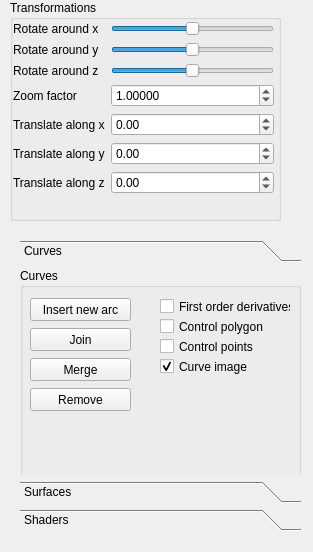
Qt form QtFramework/GUI/SideWidget.ui (Lasoloz/cagd-assignments) before a commit.
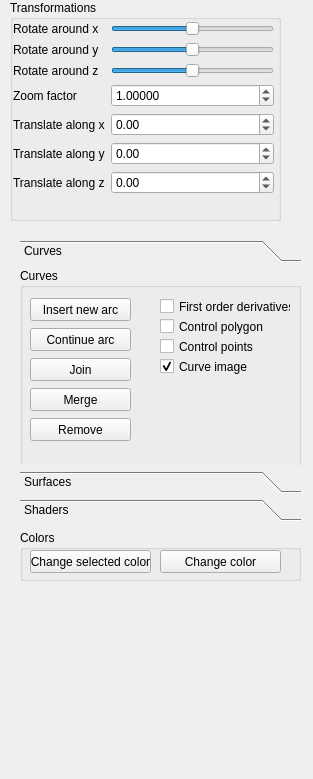
The same form after that commit.

Commit message: [arc] Preserve geometric restrictions, enable color picking, connecting UI and backend.

Diff of the .ui file:
```diff
--- a/QtFramework/GUI/SideWidget.ui
+++ b/QtFramework/GUI/SideWidget.ui
@@ -7,7 +7,7 @@
     <x>0</x>
     <y>0</y>
     <width>313</width>
-    <height>552</height>
+    <height>779</height>
    </rect>
   </property>
   <property name="sizePolicy">
@@ -226,7 +226,7 @@
      <x>20</x>
      <y>240</y>
      <width>281</width>
-     <height>291</height>
+     <height>281</height>
     </rect>
    </property>
    <property name="autoFillBackground">
@@ -241,7 +241,7 @@
       <x>0</x>
       <y>0</y>
       <width>281</width>
-      <height>210</height>
+      <height>200</height>
      </rect>
     </property>
     <attribute name="label">
@@ -253,7 +253,7 @@
        <x>0</x>
        <y>0</y>
        <width>281</width>
-       <height>211</height>
+       <height>201</height>
       </rect>
      </property>
      <property name="title">
@@ -302,7 +302,7 @@
       <property name="geometry">
        <rect>
         <x>10</x>
-        <y>60</y>
+        <y>90</y>
         <width>101</width>
         <height>23</height>
        </rect>
@@ -315,7 +315,7 @@
       <property name="geometry">
        <rect>
         <x>10</x>
-        <y>90</y>
+        <y>120</y>
         <width>101</width>
         <height>23</height>
        </rect>
@@ -328,7 +328,7 @@
       <property name="geometry">
        <rect>
         <x>10</x>
-        <y>120</y>
+        <y>150</y>
         <width>101</width>
         <height>23</height>
        </rect>
@@ -366,6 +366,22 @@
        <bool>true</bool>
       </property>
      </widget>
+     <widget class="QPushButton" name="continueArcButton">
+      <property name="geometry">
+       <rect>
+        <x>10</x>
+        <y>60</y>
+        <width>101</width>
+        <height>23</height>
+       </rect>
+      </property>
+      <property name="text">
+       <string>Continue arc</string>
+      </property>
+      <property name="checkable">
+       <bool>false</bool>
+      </property>
+     </widget>
     </widget>
    </widget>
    <widget class="QWidget" name="surfacesPage">
@@ -753,6 +769,48 @@
     </widget>
    </widget>
   </widget>
+  <widget class="QGroupBox" name="customizeColor">
+   <property name="geometry">
+    <rect>
+     <x>20</x>
+     <y>530</y>
+     <width>281</width>
+     <height>51</height>
+    </rect>
+   </property>
+   <property name="title">
+    <string>Colors</string>
+   </property>
+   <widget class="QPushButton" name="selectedColorButton">
+    <property name="geometry">
+     <rect>
+      <x>10</x>
+      <y>20</y>
+      <width>121</width>
+      <height>23</height>
+     </rect>
+    </property>
+    <property name="text">
+     <string>Change selected color</string>
+    </property>
+   </widget>
+   <widget class="QPushButton" name="selectedArcColorButton">
+    <property name="geometry">
+     <rect>
+      <x>140</x>
+      <y>20</y>
+      <width>121</width>
+      <height>23</height>
+     </rect>
+    </property>
+    <property name="text">
+     <string>Change color</string>
+    </property>
+   </widget>
+  </widget>
+  <zorder>groupBox</zorder>
+  <zorder>customizeColor</zorder>
+  <zorder>customizePage</zorder>
  </widget>
  <resources/>
  <connections>
```
Left out of the diff: 40 changed lines with no effect on the pictures. The commit also changes 5 other files.
